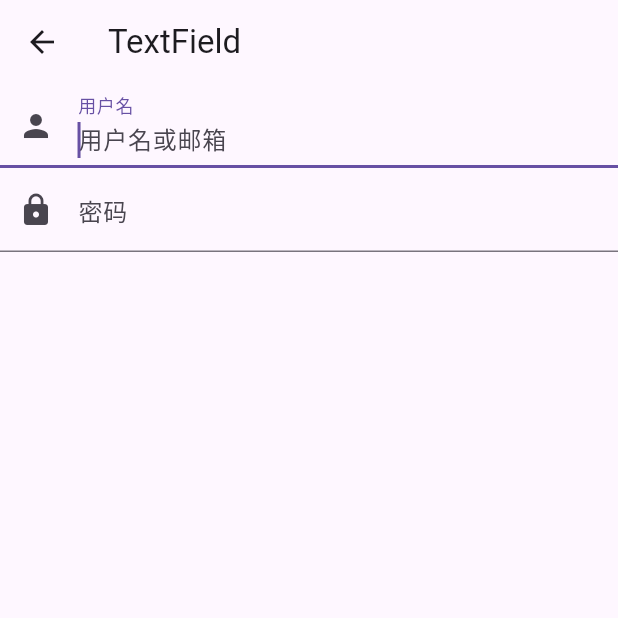
After one commit to ReasonCool/flutter, a Flutter app: the TextFieldPage screen opened by its route, on a phone screen of 412 x 824 dp, the top half of it. The commit adds this screen. Run offline on Flutter 3.47's test engine with Material 3 defaults, Android fonts, the phone set to English and light mode, and no system bars.

Commit message:
add TextField

```diff
--- a/ios_flutter/lib/constant/app_context.dart
+++ b/ios_flutter/lib/constant/app_context.dart
@@ -1,6 +1,7 @@
 import 'package:flutter/material.dart';
 import 'package:ios_flutter/view/home/home.dart';
 import 'package:ios_flutter/view/sub_page/text_page.dart';
+import 'package:ios_flutter/view/sub_page/textfield_page.dart';
 import 'package:ios_flutter/view/sub_page/switch_check_page.dart';
 import 'package:ios_flutter/view/sub_page/button_page.dart';
 import 'package:ios_flutter/view/sub_page/icon_page.dart';
@@ -23,6 +24,7 @@ import 'package:ios_flutter/view/sub_page/navi_transfor_data_stateful.dart';
 enum AppRoutes {
   homeName('/HomeName'),
   textPageName('/TextPageName'),
+  textFieldPageName('/TextFieldPageName'),
   switchCheckPageName('/SwitchCheckPageName'),
   iconPageName('/IconPageName'),
   buttonPageName('/ButtonPageName'),
@@ -47,6 +49,7 @@ enum AppRoutes {
   static Map<String,WidgetBuilder> get routes =>{
   homeName.path: (_) => const HomePage(),
   textPageName.path: (_) => const TextPage(),
+  textFieldPageName.path: (_) => const TextFieldPage(),
   switchCheckPageName.path: (_) =>  SwitchCheckPage(),
   iconPageName.path: (_) => const IconPage(),
   buttonPageName.path: (_) => const ButtonPage(),
@@ -70,6 +73,7 @@ enum AppRoutes {
     //homeName.path: "首頁",arg
     imageTestName.path: {"title":"本地與遠端圖片"} ,
     textPageName.path : {"title":"Text"},
+     textFieldPageName.path : {"title":"TextField"},
     switchCheckPageName.path : {"title":"SwitchCheckBox"},
     iconPageName.path : {"title":"Icon"},
     buttonPageName.path : {"title":"Button"},
--- /dev/null
+++ b/ios_flutter/lib/view/sub_page/textfield_page.dart
@@ -0,0 +1,31 @@
+import 'package:flutter/material.dart';
+class TextFieldPage extends StatelessWidget{
+  const TextFieldPage ({Key? key}) : super(key:key);
+
+  @override
+  Widget build(BuildContext context){
+    return Scaffold(
+      appBar: AppBar(title: Text("TextField"),),
+      body: Center(child:Column(
+        children: <Widget>[
+          TextField(
+            autofocus: true,
+            decoration: InputDecoration(
+              labelText: "用户名",
+              hintText: "用户名或邮箱",
+              prefixIcon: Icon(Icons.person)
+            ),
+          ),
+          TextField(
+            decoration: InputDecoration(
+              labelText: "密码",
+              hintText: "您的登录密码",
+              prefixIcon: Icon(Icons.lock)
+            ),
+            obscureText: true,
+          ),
+        ],
+      ),),
+    );
+  }
+}
```
Also changed, not shown: ios_flutter/lib/view/sub_page/switch_check_page.dart (+19 -16 lines).
